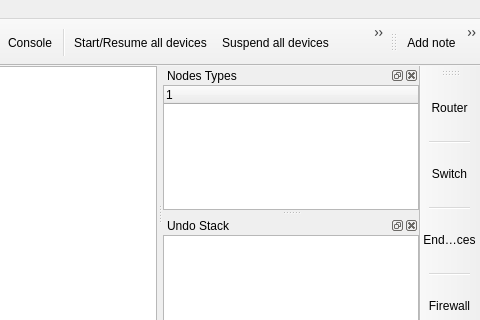
GNS3/gns3-legacy, file src/GNS3/Ui/Form_MainWindow.ui: the form before one commit; both pictures show x 464 to 944 and y 0 to 320 of the 944 by 599 pixel window.
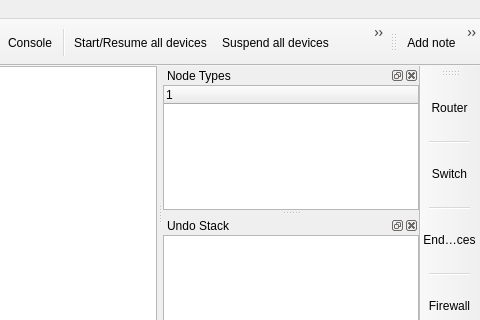
The form after the commit. Icons and pictures are not drawn. Custom widgets are drawn as their Qt base class.

```diff
--- a/src/GNS3/Ui/Form_MainWindow.ui
+++ b/src/GNS3/Ui/Form_MainWindow.ui
@@ -205,7 +205,7 @@
     <set>Qt::LeftDockWidgetArea|Qt::RightDockWidgetArea</set>
    </property>
    <property name="windowTitle">
-    <string>Nodes Types</string>
+    <string>Node Types</string>
    </property>
    <attribute name="dockWidgetArea">
     <number>2</number>
```
